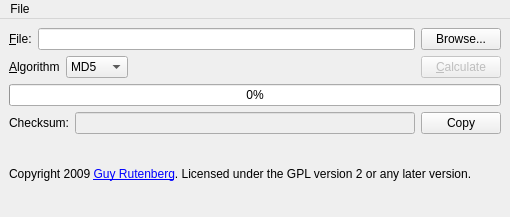
guyru/hashpuppy, file main_window.ui: the form before one commit.
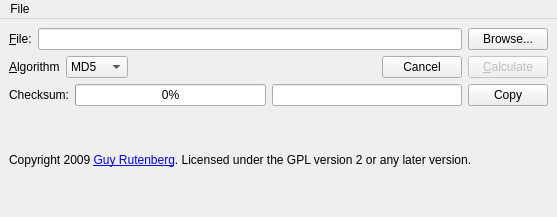
The form after the commit.

The edit to the form file:
```diff
--- a/main_window.ui
+++ b/main_window.ui
@@ -1,11 +1,11 @@
 <ui version="4.0" >
  <class>MainWindow</class>
- <widget class="QMainWindow" name="MainWindow" >
-  <property name="geometry" >
+ <widget class="QMainWindow" name="MainWindow">
+  <property name="geometry">
    <rect>
     <x>0</x>
     <y>0</y>
-    <width>510</width>
+    <width>557</width>
     <height>217</height>
    </rect>
   </property>
@@ -89,8 +89,18 @@
        </spacer>
       </item>
       <item>
-       <widget class="QPushButton" name="calculateButton" >
-        <property name="enabled" >
+       <widget class="QPushButton" name="cancelButton">
+        <property name="enabled">
+         <bool>true</bool>
+        </property>
+        <property name="text">
+         <string>Cancel</string>
+        </property>
+       </widget>
+      </item>
+      <item>
+       <widget class="QPushButton" name="calculateButton">
+        <property name="enabled">
          <bool>false</bool>
         </property>
         <property name="text" >
@@ -101,23 +111,7 @@
      </layout>
     </item>
     <item>
-     <widget class="QProgressBar" name="progressBar" >
-      <property name="enabled" >
-       <bool>true</bool>
-      </property>
-      <property name="value" >
-       <number>0</number>
-      </property>
-      <property name="orientation" >
-       <enum>Qt::Horizontal</enum>
-      </property>
-      <property name="invertedAppearance" >
-       <bool>false</bool>
-      </property>
-     </widget>
-    </item>
-    <item>
-     <layout class="QHBoxLayout" name="horizontalLayout_3" >
+     <layout class="QHBoxLayout" name="horizontalLayout_3">
       <item>
        <widget class="QLabel" name="label_3" >
         <property name="text" >
@@ -126,15 +120,34 @@
        </widget>
       </item>
       <item>
-       <widget class="QLineEdit" name="checksumEdit" >
-        <property name="enabled" >
+       <widget class="QProgressBar" name="progressBar">
+        <property name="enabled">
+         <bool>true</bool>
+        </property>
+        <property name="value">
+         <number>0</number>
+        </property>
+        <property name="orientation">
+         <enum>Qt::Horizontal</enum>
+        </property>
+        <property name="invertedAppearance">
          <bool>false</bool>
         </property>
        </widget>
       </item>
       <item>
-       <widget class="QPushButton" name="copyButton" >
-        <property name="text" >
+       <widget class="QLineEdit" name="checksumEdit">
+        <property name="enabled">
+         <bool>true</bool>
+        </property>
+        <property name="readOnly">
+         <bool>true</bool>
+        </property>
+       </widget>
+      </item>
+      <item>
+       <widget class="QPushButton" name="copyButton">
+        <property name="text">
          <string>Copy</string>
         </property>
        </widget>
@@ -162,22 +175,22 @@
    <property name="enabled" >
     <bool>true</bool>
    </property>
-   <property name="geometry" >
+   <property name="geometry">
     <rect>
      <x>0</x>
      <y>0</y>
-     <width>510</width>
-     <height>28</height>
+     <width>557</width>
+     <height>29</height>
     </rect>
    </property>
-   <widget class="QMenu" name="menuFile" >
-    <property name="title" >
+   <widget class="QMenu" name="menuFile">
+    <property name="title">
      <string>File</string>
     </property>
     <addaction name="actionOpen" />
     <addaction name="actionExit" />
    </widget>
-   <addaction name="menuFile" />
+   <addaction name="menuFile"/>
   </widget>
   <action name="actionOpen" >
    <property name="text" >
```
Left out of the diff: 227 changed lines with no effect on the pictures.
